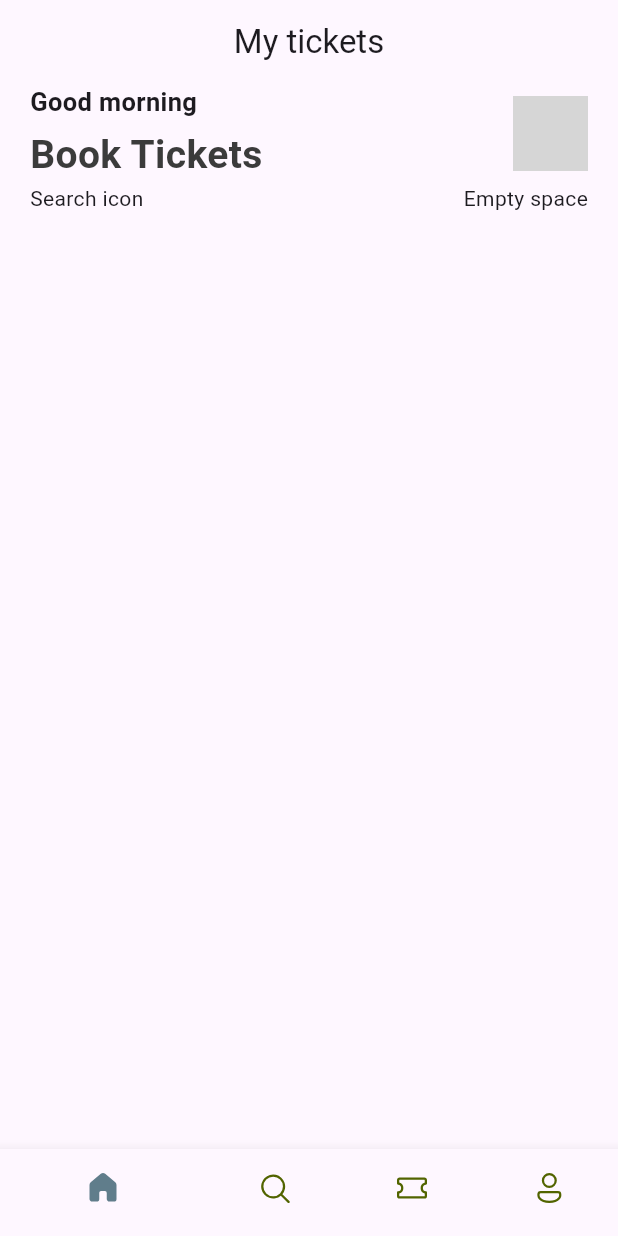
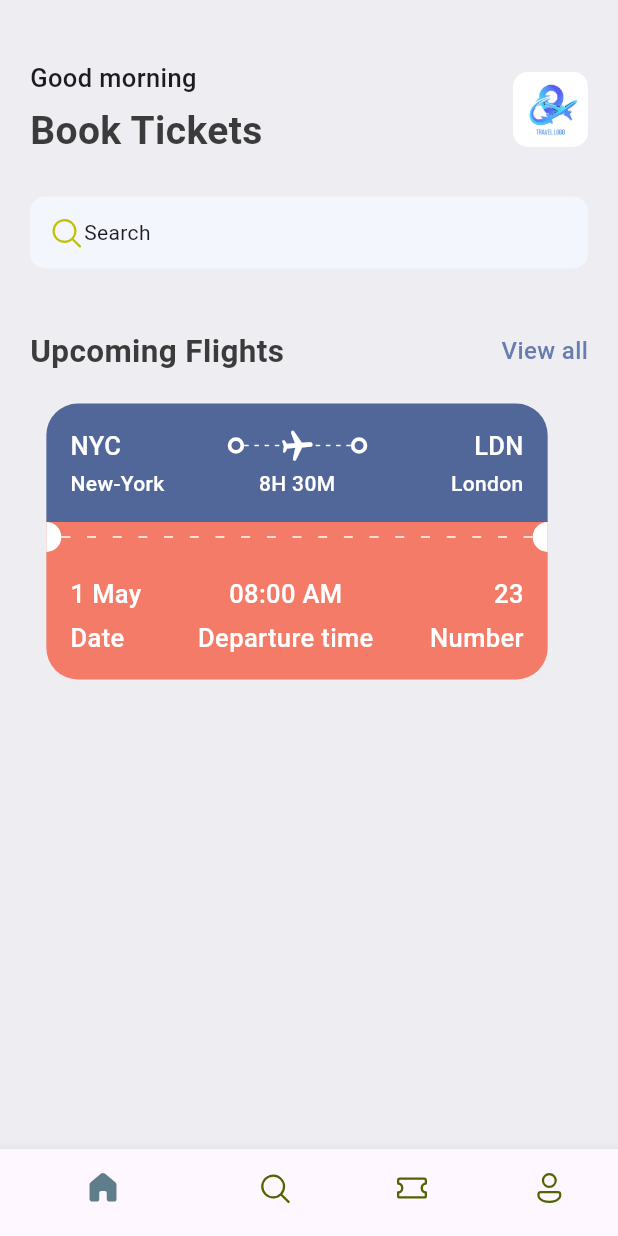
Before and after one commit to loixrang/ticket_app, a Flutter app: the screen it shows after launch, on a phone screen of 412 x 824 dp. Run offline on Flutter 3.47's test engine with Material 3 defaults, Android fonts, the phone set to English and light mode, and no system bars; our stand-ins replace fluentui_icons; grey boxes are pictures that could not be loaded.

Commit message:
New commit with a lot of Major changes and whatnot

```diff
--- a/lib/base/bottom_nav_bar.dart
+++ b/lib/base/bottom_nav_bar.dart
@@ -31,9 +31,6 @@ class _BottomNavBarState extends State<BottomNavBar> {
   @override
   Widget build(BuildContext context) {
     return Scaffold(
-      appBar: AppBar(
-        title: const Center(child: Text("My tickets")),
-      ),
       body: appScreens[_selectedIndex],
       bottomNavigationBar: BottomNavigationBar(
         currentIndex: _selectedIndex,
--- /dev/null
+++ b/lib/base/res/media.dart
@@ -0,0 +1,4 @@
+class AppMedia{
+  static const _baseImage = "assets/images";
+  static const logo = '$_baseImage/logo.png';
+}
--- a/lib/base/res/styles/app_styles.dart
+++ b/lib/base/res/styles/app_styles.dart
@@ -4,10 +4,18 @@ Color primary = const Color(0xFF687daf);
 
 class AppStyles {
   static Color primaryColor = primary;
+  static Color bgColor = const Color(0xFFeeedf2);
+  static Color ticketBlue = const Color(0xff526799);
   static Color textColor = const Color(0xFF3b3b3b);
-
+  static Color ticketOrange = const Color(0xFFF37B67);
+  static TextStyle textStyle =
+      TextStyle(fontSize: 16, color: textColor, fontWeight: FontWeight.w500);
   static TextStyle headLineStyle1 =
-      TextStyle(fontSize: 26, fontWeight: FontWeight.w600, color: textColor);
+      TextStyle(fontSize: 26, fontWeight: FontWeight.bold, color: textColor);
+  static TextStyle headLineStyle2 =
+      TextStyle(fontSize: 21, fontWeight: FontWeight.bold, color: textColor);
   static TextStyle headLineStyle3 =
-      const TextStyle(fontSize: 17, fontWeight: FontWeight.w600);
+      const TextStyle(fontSize: 17, fontWeight: FontWeight.w500);
+  static TextStyle headLineStyle4 =
+      const TextStyle(fontSize: 14, fontWeight: FontWeight.w500);
 }
--- /dev/null
+++ b/lib/base/widgets/app_column_text_layout.dart
@@ -0,0 +1,25 @@
+import 'package:flutter/material.dart';
+import 'package:ticket_app/base/widgets/text_style_third.dart';
+
+class AppColumnTextLayout extends StatelessWidget {
+  final String topText;
+  final String bottomText;
+  final CrossAxisAlignment alignment;
+  const AppColumnTextLayout(
+      {super.key,
+      required this.topText,
+      required this.bottomText,
+      required this.alignment});
+
+  @override
+  Widget build(BuildContext context) {
+    return Column(
+      crossAxisAlignment: alignment,
+      children: [
+        TextStyleThird(text: topText),
+        const SizedBox(height: 5),
+        TextStyleThird(text: bottomText)
+      ],
+    );
+  }
+}
--- /dev/null
+++ b/lib/base/widgets/app_double_text.dart
@@ -0,0 +1,27 @@
+import 'package:flutter/material.dart';
+import 'package:ticket_app/base/res/styles/app_styles.dart';
+
+class AppDoubleText extends StatelessWidget {
+  const AppDoubleText(
+      {super.key, required this.bigText, required this.smallText});
+  final String bigText;
+  final String smallText;
+
+  @override
+  Widget build(BuildContext context) {
+    return Row(
+      mainAxisAlignment: MainAxisAlignment.spaceBetween,
+      children:[
+        Text(bigText, style: AppStyles.headLineStyle2),
+        InkWell(
+          onTap: () {
+
+          },
+          child: Text(smallText, style: AppStyles.textStyle.copyWith(
+            color: AppStyles.primaryColor
+          )),
+        )
+      ]
+    );
+  }
+}
--- /dev/null
+++ b/lib/base/widgets/app_layout_builder_widget.dart
@@ -0,0 +1,29 @@
+import 'package:flutter/material.dart';
+import 'package:flutter/rendering.dart';
+
+class AppLayoutBuilderWidget extends StatelessWidget {
+  final int randomDivider;
+  final double width;
+
+  const AppLayoutBuilderWidget(
+      {super.key, required this.randomDivider, this.width = 3});
+
+  @override
+  Widget build(BuildContext context) {
+    return LayoutBuilder(
+        builder: (BuildContext context, BoxConstraints constraints) {
+      var length = constraints.constrainWidth() / randomDivider;
+      return Row(
+          mainAxisAlignment: MainAxisAlignment.spaceBetween,
+          // direction: Axis.horizontal,
+          children: List.generate(
+              length.floor(),
+              (index) => SizedBox(
+                    width: width,
+                    height: 1,
+                    child: const DecoratedBox(
+                        decoration: BoxDecoration(color: Colors.white)),
+                  )));
+    });
+  }
+}
--- /dev/null
+++ b/lib/base/widgets/big_circle.dart
@@ -0,0 +1,28 @@
+import 'package:flutter/material.dart';
+
+class BigCircle extends StatelessWidget {
+  final bool isRight;
+  const BigCircle({super.key, required this.isRight});
+
+  @override
+  Widget build(BuildContext context) {
+    return SizedBox(
+      height: 20,
+      width: 10,
+      child: DecoratedBox(
+        decoration: BoxDecoration(
+          color: Colors.white,
+          borderRadius: isRight == true
+              ? const BorderRadius.only(
+                  topLeft: Radius.circular(10),
+                  bottomLeft: Radius.circular(10),
+                )
+              : const BorderRadius.only(
+                  topRight: Radius.circular(10),
+                  bottomRight: Radius.circular(10),
+                ),
+        ),
+      ),
+    );
+  }
+}
--- /dev/null
+++ b/lib/base/widgets/big_dot.dart
@@ -0,0 +1,16 @@
+import 'package:flutter/material.dart';
+
+class BigDot extends StatelessWidget {
+  const BigDot({super.key});
+
+  @override
+  Widget build(BuildContext context) {
+    return Container(
+      padding: const EdgeInsets.all(3),
+      decoration: BoxDecoration(
+        border: Border.all(width: 2.5, color: Colors.white),
+        borderRadius: BorderRadius.circular(20),
+      ),
+    );
+  }
+}
--- /dev/null
+++ b/lib/base/widgets/text_style_fourth.dart
@@ -0,0 +1,18 @@
+import 'package:flutter/material.dart';
+import 'package:ticket_app/base/res/styles/app_styles.dart';
+
+class TextStyleFourth extends StatelessWidget {
+  final String text;
+  final TextAlign align;
+  const TextStyleFourth({super.key, required this.text, this.align = TextAlign.start});
+
+  @override
+  Widget build(BuildContext context) {
+    return Text(
+      text,
+      textAlign: align,
+      style: AppStyles.headLineStyle4
+          .copyWith(color: Colors.white),
+    );
+  }
+}
--- /dev/null
+++ b/lib/base/widgets/text_style_third.dart
@@ -0,0 +1,16 @@
+import 'package:flutter/material.dart';
+import 'package:ticket_app/base/res/styles/app_styles.dart';
+
+class TextStyleThird extends StatelessWidget {
+  final String text;
+  const TextStyleThird({super.key, required this.text});
+
+  @override
+  Widget build(BuildContext context) {
+    return Text(
+      text,
+      style: AppStyles.headLineStyle3
+          .copyWith(color: Colors.white),
+    );
+  }
+}
--- /dev/null
+++ b/lib/base/widgets/ticket_view.dart
@@ -0,0 +1,158 @@
+import 'package:flutter/material.dart';
+import 'package:ticket_app/base/res/styles/app_styles.dart';
+import 'package:ticket_app/base/widgets/app_column_text_layout.dart';
+import 'package:ticket_app/base/widgets/app_layout_builder_widget.dart';
+import 'package:ticket_app/base/widgets/big_circle.dart';
+import 'package:ticket_app/base/widgets/big_dot.dart';
+import 'package:ticket_app/base/widgets/text_style_fourth.dart';
+import 'package:ticket_app/base/widgets/text_style_third.dart';
+
+class TicketView extends StatelessWidget {
+  const TicketView({super.key});
+
+  @override
+  Widget build(BuildContext context) {
+    final size = MediaQuery.of(context).size;
+    return SizedBox(
+      width: size.width * 0.85,
+      height: 189,
+      child: Container(
+        margin: const EdgeInsets.only(right: 16),
+        child: Column(
+          children: [
+            //Blue part of the ticket
+            Container(
+              padding: const EdgeInsets.all(16),
+              decoration: BoxDecoration(
+                color: AppStyles.ticketBlue,
+                borderRadius: const BorderRadius.only(
+                  topLeft: Radius.circular(21),
+                  topRight: Radius.circular(21),
+                ),
+              ),
+              child: Column(
+                children: [
+                  //Show departure and destination  with Icons first line
+                  Row(
+                    children: [
+                      const TextStyleThird(text: 'NYC'),
+                      Expanded(
+                        child: Container(),
+                      ),
+                      const BigDot(),
+                      Expanded(
+                        child: Stack(
+                          children: [
+                            const SizedBox(
+                              height: 24,
+                              child: AppLayoutBuilderWidget(
+                                randomDivider: 6,
+                              ),
+                            ),
+                            Center(
+                              child: Transform.rotate(
+                                angle: 1.5,
+                                child: const Icon(
+                                  Icons.local_airport_rounded,
+                                  color: Colors.white,
+                                ),
+                              ),
+                            ),
+                          ],
+                        ),
+                      ),
+                      const BigDot(),
+                      Expanded(
+                        child: Container(),
+                      ),
+                      const TextStyleThird(text: 'LDN')
+                    ],
+                  ),
+                  const SizedBox(
+                    height: 3,
+                  ),
+
+                  //Show departure and destination names with time
+                  Row(
+                    children: [
+                      const SizedBox(
+                          width: 100, child: TextStyleFourth(text: 'New-York')),
+                      Expanded(
+                        child: Container(),
+                      ),
+                      const TextStyleFourth(text: '8H 30M'),
+                      Expanded(
+                        child: Container(),
+                      ),
+                      const SizedBox(
+                          width: 100,
+                          child: TextStyleFourth(
+                            text: 'London',
+                            align: TextAlign.end,
+                          )),
+                    ],
+                  )
+                ],
+              ),
+            ),
+            //circles and dots
+            Container(
+              color: AppStyles.ticketOrange,
+              child: const Row(
+                children: [
+                  BigCircle(
+                    isRight: false,
+                  ),
+                  Expanded(
+                      child: AppLayoutBuilderWidget(
+                    randomDivider: 16,
+                    width: 6,
+                  )),
+                  BigCircle(
+                    isRight: true,
+                  )
+                ],
+              ),
+            ),
+            //orange part of the ticket
+            Container(
+              padding: const EdgeInsets.all(16),
+              decoration: BoxDecoration(
+                color: AppStyles.ticketOrange,
+                borderRadius: const BorderRadius.only(
+                  bottomLeft: Radius.circular(21),
+                  bottomRight: Radius.circular(21),
+                ),
+              ),
+              child: const Column(
+                children: [
+                  //Show departure and destination  with Icons first line
+                  Row(
+                    mainAxisAlignment: MainAxisAlignment.spaceBetween,
+                    children: [
+                      AppColumnTextLayout(
+                        topText: "1 May",
+                        bottomText: 'Date',
+                        alignment: CrossAxisAlignment.start,
+                      ),
+                      AppColumnTextLayout(
+                        topText: "08:00 AM",
+                        bottomText: 'Departure time',
+                        alignment: CrossAxisAlignment.center,
+                      ),
+                      AppColumnTextLayout(
+                        topText: "23",
+                        bottomText: 'Number',
+                        alignment: CrossAxisAlignment.end,
+                      ),
+                    ],
+                  ),
+                ],
+              ),
+            )
+          ],
+        ),
+      ),
+    );
+  }
+}
--- a/lib/main.dart
+++ b/lib/main.dart
@@ -10,14 +10,9 @@ class MyApp extends StatelessWidget {
 
   @override
   Widget build(BuildContext context) {
-    return MaterialApp(
+    return const MaterialApp(
       debugShowCheckedModeBanner: false,
-      title: 'Flutter Demo',
-      theme: ThemeData(
-        colorScheme: ColorScheme.fromSeed(seedColor: Colors.deepPurple),
-        useMaterial3: true,
-      ),
-      home: const BottomNavBar(),
+      home: BottomNavBar(),
     );
   }
 }
--- a/lib/screens/home_screen.dart
+++ b/lib/screens/home_screen.dart
@@ -1,5 +1,9 @@
+import 'package:fluentui_icons/fluentui_icons.dart';
 import 'package:flutter/material.dart';
+import 'package:ticket_app/base/res/media.dart';
 import 'package:ticket_app/base/res/styles/app_styles.dart';
+import 'package:ticket_app/base/widgets/app_double_text.dart';
+import 'package:ticket_app/base/widgets/ticket_view.dart';
 
 class HomeScreen extends StatelessWidget {
   const HomeScreen({super.key});
@@ -7,9 +11,11 @@ class HomeScreen extends StatelessWidget {
   @override
   Widget build(BuildContext context) {
     return Scaffold(
+      backgroundColor: AppStyles.bgColor,
       //we want scrollable effect that's why we use "ListView"
       body: ListView(
         children: [
+          const SizedBox(height: 40),
           Container(
             padding: const EdgeInsets.symmetric(horizontal: 20),
             child: Column(
@@ -31,20 +37,38 @@ class HomeScreen extends StatelessWidget {
                       width: 50,
                       height: 50,
                       decoration: BoxDecoration(
-                        borderRadius: BorderRadius.circular(10),
-                        image: const DecorationImage(
-                            image: AssetImage("assets/images/logo.jpg"))
-                      ),
+                        color: Colors.white,
+                          borderRadius: BorderRadius.circular(10),
+                          image: const DecorationImage(
+                              image: AssetImage(AppMedia.logo))),
                     )
                   ],
                 ),
-                const Row(
-                  mainAxisAlignment: MainAxisAlignment.spaceBetween,
-                  children: [Text("Search icon"), Text("Empty space")],
+                const SizedBox(height: 25),
+                Container(
+                  padding: const EdgeInsets.symmetric(horizontal: 12, vertical: 12),
+                  decoration: BoxDecoration(
+                    borderRadius: BorderRadius.circular(10),
+                    color: const Color(0xFFF4F6FD)
+                  ),
+                  child: const Row(
+                    //mainAxisAlignment: MainAxisAlignment.spaceBetween,
+                    children: [
+                      Icon(
+                        FluentSystemIcons.ic_fluent_search_regular,
+                        color: Color(0xFFBFC205),
+                      ),
+                      Text("Search"),
+                    ],
+                  ),
                 ),
+                const SizedBox(height: 40),
+                const AppDoubleText(bigText: 'Upcoming Flights', smallText: 'View all',),
+                const SizedBox(height: 20),
+                const TicketView()
               ],
             ),
-          )
+          ),
         ],
       ),
     );
--- a/pubspec.yaml
+++ b/pubspec.yaml
@@ -36,6 +36,7 @@ dependencies:
   # Use with the CupertinoIcons class for iOS style icons.
   cupertino_icons: ^1.0.8
   fluentui_icons: ^1.0.0
+  flutter_launcher_icons: ^0.14.1
 
 dev_dependencies:
   flutter_test:
```
Also changed, not shown: flutter_launcher_icons.yaml (added, +32 -0 lines), assets/icon/icon.png (added), assets/images/logo.png (added), pubspec.lock, 36 other files.
